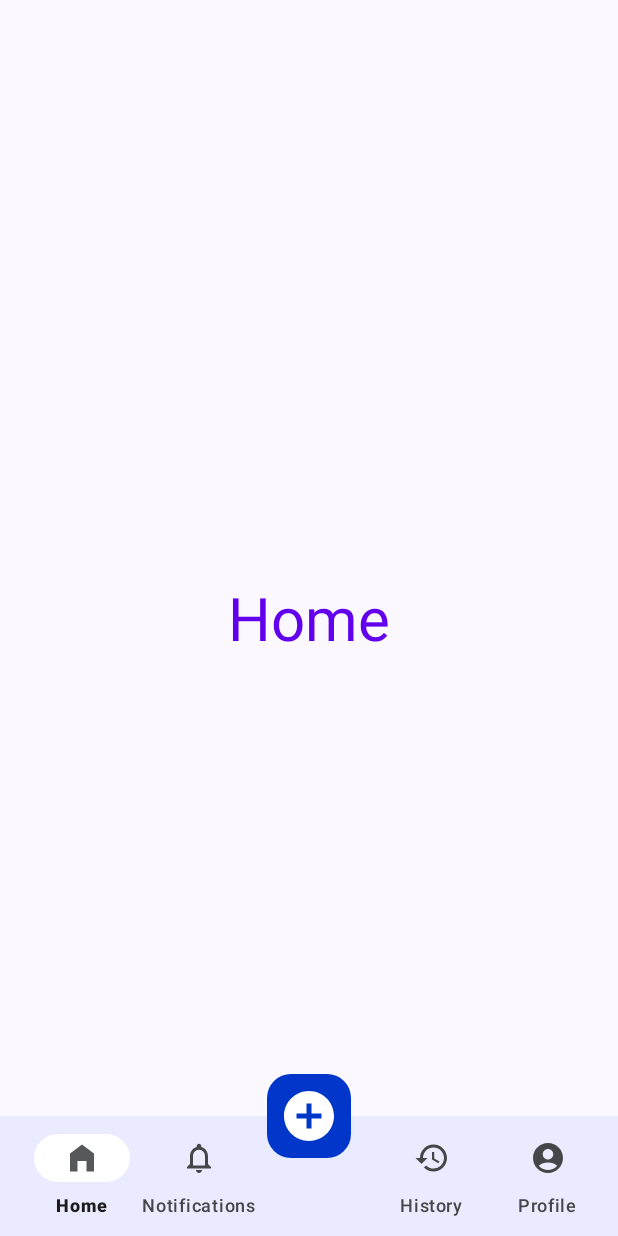
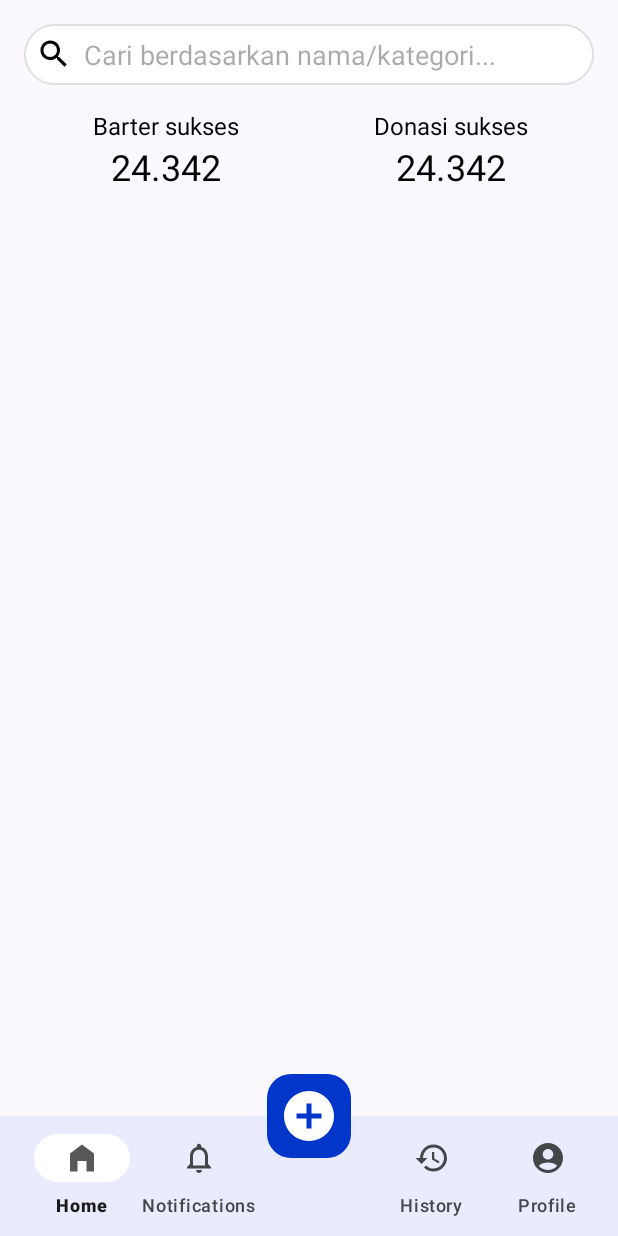
Before and after one commit to BagiBagiApp/bagibagiapp, an Android app: the HomeFragment screen opened directly, with no data from a screen before it, on a phone screen of 412 x 824 dp. Run offline under Robolectric (Android 15) with nearby library versions, the phone set to English and light mode, and no system bars; network calls fail; 6 statements that could not run were skipped.

Commit message:
plain home

```diff
--- a/bagibagi-frontend/app/build.gradle.kts
+++ b/bagibagi-frontend/app/build.gradle.kts
@@ -87,7 +87,8 @@ dependencies {
     implementation("androidx.lifecycle:lifecycle-viewmodel-ktx:2.8.1")
     implementation("androidx.lifecycle:lifecycle-livedata-ktx:2.8.1")
     implementation("androidx.activity:activity-ktx:1.9.0")
-    implementation("androidx.fragment:fragment-ktx:1.7.1")
+    implementation("androidx.fragment:fragment-ktx:1.3.6")
+    implementation("androidx.recyclerview:recyclerview:1.2.1")
 
     // Glide
     implementation("com.github.bumptech.glide:glide:5.0.0-rc01")
--- a/bagibagi-frontend/app/src/main/java/com/bagibagi/app/ui/BarterCardAdapter.kt
+++ b/bagibagi-frontend/app/src/main/java/com/bagibagi/app/ui/adapter/BarterCardAdapter.kt
@@ -1,4 +1,4 @@
-package com.bagibagi.app.ui
+package com.bagibagi.app.ui.adapter
 
 import android.view.LayoutInflater
 import android.view.View
--- a/bagibagi-frontend/app/src/main/java/com/bagibagi/app/ui/HomeFragment.kt
+++ b/bagibagi-frontend/app/src/main/java/com/bagibagi/app/ui/fragment/AddFragment.kt
@@ -1,4 +1,4 @@
-package com.bagibagi.app.ui
+package com.bagibagi.app.ui.fragment
 
 import android.os.Bundle
 import androidx.fragment.app.Fragment
@@ -6,14 +6,13 @@ import android.view.LayoutInflater
 import android.view.View
 import android.view.ViewGroup
 import com.bagibagi.app.R
-
-class HomeFragment : Fragment() {
+class AddFragment : Fragment() {
 
     override fun onCreateView(
         inflater: LayoutInflater, container: ViewGroup?,
         savedInstanceState: Bundle?
     ): View? {
         // Inflate the layout for this fragment
-        return inflater.inflate(R.layout.fragment_home, container, false)
+        return inflater.inflate(R.layout.fragment_add, container, false)
     }
 }
--- /dev/null
+++ b/bagibagi-frontend/app/src/main/java/com/bagibagi/app/ui/fragment/HomeFragment.kt
@@ -0,0 +1,62 @@
+package com.bagibagi.app.ui.fragment
+
+import android.os.Bundle
+import android.view.LayoutInflater
+import android.view.View
+import android.view.ViewGroup
+import androidx.fragment.app.Fragment
+import androidx.recyclerview.widget.LinearLayoutManager
+import androidx.recyclerview.widget.RecyclerView
+import com.bagibagi.app.R
+import com.bagibagi.app.ui.adapter.RecommendedItem
+import com.bagibagi.app.ui.adapter.RecommendedItemsAdapter
+class HomeFragment : Fragment() {
+
+    private lateinit var recommendedItemsRecyclerView: RecyclerView
+    private lateinit var donationItemsRecyclerView: RecyclerView
+
+    override fun onCreateView(
+        inflater: LayoutInflater, container: ViewGroup?,
+        savedInstanceState: Bundle?
+    ): View? {
+        // Inflate the layout for this fragment
+        val view = inflater.inflate(R.layout.fragment_home, container, false)
+
+        // Initialize RecyclerViews and BottomNavigationView
+        recommendedItemsRecyclerView = view.findViewById(R.id.recommended_items)
+        donationItemsRecyclerView = view.findViewById(R.id.donation_items)
+
+        // Setup RecyclerViews
+        setupRecyclerViews()
+
+        return view
+    }
+
+    private fun setupRecyclerViews() {
+        // Setup layout managers for RecyclerViews
+        recommendedItemsRecyclerView.layoutManager = LinearLayoutManager(context, LinearLayoutManager.HORIZONTAL, false)
+        donationItemsRecyclerView.layoutManager = LinearLayoutManager(context, LinearLayoutManager.HORIZONTAL, false)
+
+        // Set adapters for RecyclerViews (you need to implement these adapters)
+        recommendedItemsRecyclerView.adapter = RecommendedItemsAdapter(getRecommendedItems())
+        donationItemsRecyclerView.adapter = DonationItemsAdapter(getDonationItems())
+    }
+
+    // Dummy data functions (replace with real data fetching logic)
+    private fun getRecommendedItems(): List<RecommendedItem> {
+        // Replace with actual data fetching logic
+        return listOf(
+            RecommendedItem("Dr. Martens 1461 Blacksmooth", 1),
+            RecommendedItem("Dr. Martens 1461 Blacksmooth", 1),
+            RecommendedItem("Dr. Martens 1461 Blacksmooth", 1)
+        )
+    }
+
+    private fun getDonationItems(): List<DonationItem> {
+        // Replace with actual data fetching logic
+        return listOf(
+            DonationItem("Yayasan Cinta Kasih", "Depok, Jawa Barat"),
+            DonationItem("Yayasan Cinta Kasih", "Depok, Jawa Barat")
+        )
+    }
+}
--- a/bagibagi-frontend/app/src/main/java/com/bagibagi/app/ui/main/MainActivity.kt
+++ b/bagibagi-frontend/app/src/main/java/com/bagibagi/app/ui/main/MainActivity.kt
@@ -8,9 +8,9 @@ import androidx.fragment.app.FragmentManager
 import androidx.fragment.app.FragmentTransaction
 import com.bagibagi.app.R
 import com.bagibagi.app.databinding.ActivityMainBinding
-import com.bagibagi.app.ui.HistoryFragment
-import com.bagibagi.app.ui.HomeFragment
-import com.bagibagi.app.ui.NotificationsFragment
+import com.bagibagi.app.ui.fragment.HistoryFragment
+import com.bagibagi.app.ui.fragment.HomeFragment
+import com.bagibagi.app.ui.fragment.NotificationsFragment
 import com.bagibagi.app.ui.profile.ProfileFragment
 
 class MainActivity : AppCompatActivity()  {
--- /dev/null
+++ b/bagibagi-frontend/app/src/main/res/drawable/ic_search.xml
@@ -0,0 +1,5 @@
+<vector xmlns:android="http://schemas.android.com/apk/res/android" android:height="24dp" android:tint="#000000" android:viewportHeight="24" android:viewportWidth="24" android:width="24dp">
+
+    <path android:fillColor="@android:color/white" android:pathData="M15.5,14h-0.79l-0.28,-0.27C15.41,12.59 16,11.11 16,9.5 16,5.91 13.09,3 9.5,3S3,5.91 3,9.5 5.91,16 9.5,16c1.61,0 3.09,-0.59 4.23,-1.57l0.27,0.28v0.79l5,4.99L20.49,19l-4.99,-5zM9.5,14C7.01,14 5,11.99 5,9.5S7.01,5 9.5,5 14,7.01 14,9.5 11.99,14 9.5,14z"/>
+
+</vector>
--- /dev/null
+++ b/bagibagi-frontend/app/src/main/res/drawable/search_bar.xml
@@ -0,0 +1,8 @@
+<?xml version="1.0" encoding="utf-8"?>
+<shape xmlns:android="http://schemas.android.com/apk/res/android">
+    <solid android:color="#FFFFFF" />
+    <corners android:radius="20dp" />
+    <stroke
+        android:width="1dp"
+        android:color="#E0E0E0" />
+</shape>
--- a/bagibagi-frontend/app/src/main/res/layout/fragment_add.xml
+++ b/bagibagi-frontend/app/src/main/res/layout/fragment_add.xml
@@ -3,7 +3,7 @@
     xmlns:tools="http://schemas.android.com/tools"
     android:layout_width="match_parent"
     android:layout_height="match_parent"
-    tools:context=".ui.AddFragment">
+    tools:context=".ui.fragment.AddFragment">
 
     <!-- TODO: Update blank fragment layout -->
     <TextView
--- a/bagibagi-frontend/app/src/main/res/layout/fragment_history.xml
+++ b/bagibagi-frontend/app/src/main/res/layout/fragment_history.xml
@@ -4,7 +4,7 @@
     android:layout_width="match_parent"
     android:layout_height="match_parent"
     android:orientation="vertical"
-    tools:context=".ui.HistoryFragment">
+    tools:context=".ui.fragment.HistoryFragment">
 
     <TextView
         android:layout_width="match_parent"
--- a/bagibagi-frontend/app/src/main/res/layout/fragment_home.xml
+++ b/bagibagi-frontend/app/src/main/res/layout/fragment_home.xml
@@ -1,17 +1,111 @@
-<?xml version="1.0" encoding="utf-8"?>
-<FrameLayout xmlns:android="http://schemas.android.com/apk/res/android"
+<RelativeLayout xmlns:android="http://schemas.android.com/apk/res/android"
     xmlns:tools="http://schemas.android.com/tools"
     android:layout_width="match_parent"
     android:layout_height="match_parent"
-    tools:context=".ui.HomeFragment">
+    android:padding="16dp"
+    tools:context=".ui.fragment.HomeFragment">
 
-    <!-- TODO: Update blank fragment layout -->
-    <TextView
+    <!-- Search Bar -->
+    <EditText
+        android:id="@+id/search_bar"
         android:layout_width="match_parent"
-        android:layout_height="match_parent"
-        android:text="@string/Home"
+        android:layout_height="wrap_content"
+        android:hint="Cari berdasarkan nama/kategori..."
+        android:padding="8dp"
+        android:background="@drawable/search_bar"
+        android:drawableLeft="@drawable/ic_search"
+        android:drawablePadding="8dp" />
+
+    <!-- Barter and Donation Counters -->
+    <LinearLayout
+        android:layout_width="match_parent"
+        android:layout_height="wrap_content"
+        android:layout_below="@id/search_bar"
+        android:layout_marginTop="16dp"
+        android:orientation="horizontal"
         android:gravity="center"
-        android:textColor="@color/design_default_color_primary"
-        android:textSize="40sp" />
+        android:weightSum="2">
 
-</FrameLayout>
+        <LinearLayout
+            android:layout_width="0dp"
+            android:layout_height="wrap_content"
+            android:layout_weight="1"
+            android:orientation="vertical"
+            android:gravity="center">
+
+            <TextView
+                android:layout_width="wrap_content"
+                android:layout_height="wrap_content"
+                android:text="Barter sukses"
+                android:textSize="16sp"
+                android:textColor="#000" />
+
+            <TextView
+                android:layout_width="wrap_content"
+                android:layout_height="wrap_content"
+                android:text="24.342"
+                android:textSize="24sp"
+                android:textColor="#000" />
+        </LinearLayout>
+
+        <LinearLayout
+            android:layout_width="0dp"
+            android:layout_height="wrap_content"
+            android:layout_weight="1"
+            android:orientation="vertical"
+            android:gravity="center">
+
+            <TextView
+                android:layout_width="wrap_content"
+                android:layout_height="wrap_content"
+                android:text="Donasi sukses"
+                android:textSize="16sp"
+                android:textColor="#000" />
+
+            <TextView
+                android:layout_width="wrap_content"
+                android:layout_height="wrap_content"
+                android:text="24.342"
+                android:textSize="24sp"
+                android:textColor="#000" />
+        </LinearLayout>
+    </LinearLayout>
+
+<!--    &lt;!&ndash; Recommended Items &ndash;&gt;-->
+<!--    <TextView-->
+<!--        android:layout_width="wrap_content"-->
+<!--        android:layout_height="wrap_content"-->
+<!--        android:layout_below="@id/barter_and_donation_counters"-->
+<!--        android:layout_marginTop="16dp"-->
+<!--        android:text="Rekomendasi barang cuma buat kamu!"-->
+<!--        android:textSize="18sp"-->
+<!--        android:textColor="#000" />-->
+
+<!--    <RecyclerView-->
+<!--        android:id="@+id/recommended_items"-->
+<!--        android:layout_width="match_parent"-->
+<!--        android:layout_height="wrap_content"-->
+<!--        android:layout_below="@id/recommendation_title"-->
+<!--        android:layout_marginTop="8dp"-->
+<!--        android:orientation="horizontal"-->
+<!--        tools:listitem="@layout/item_recommendation" />-->
+
+<!--    &lt;!&ndash; Donation Section &ndash;&gt;-->
+<!--    <TextView-->
+<!--        android:layout_width="wrap_content"-->
+<!--        android:layout_height="wrap_content"-->
+<!--        android:layout_below="@id/recommended_items"-->
+<!--        android:layout_marginTop="16dp"-->
+<!--        android:text="Saling berbagi dengan donasi"-->
+<!--        android:textSize="18sp"-->
+<!--        android:textColor="#000" />-->
+
+<!--    <RecyclerView-->
+<!--        android:id="@+id/donation_items"-->
+<!--        android:layout_width="match_parent"-->
+<!--        android:layout_height="wrap_content"-->
+<!--        android:layout_below="@id/donation_section_title"-->
+<!--        android:layout_marginTop="8dp"-->
+<!--        tools:listitem="@layout/item_donation" />-->
+
+</RelativeLayout>
--- a/bagibagi-frontend/app/src/main/res/layout/fragment_notifications.xml
+++ b/bagibagi-frontend/app/src/main/res/layout/fragment_notifications.xml
@@ -5,7 +5,7 @@
     android:layout_width="match_parent"
     android:layout_height="match_parent"
     android:orientation="vertical"
-    tools:context=".ui.NotificationsFragment">
+    tools:context=".ui.fragment.NotificationsFragment">
 
     <TextView
         android:layout_width="match_parent"
--- a/bagibagi-frontend/app/src/main/res/values/themes.xml
+++ b/bagibagi-frontend/app/src/main/res/values/themes.xml
@@ -52,4 +52,8 @@
     </style>
 
     <style name="Theme.NavigationAndBottom" parent="AppTheme" />
+    <style name="RoundedSearchView" parent="">
+        <item name="cornerFamily">rounded</item>
+        <item name="cornerSize">24dp</item>
+    </style>
 </resources>
```
Also changed, not shown: bagibagi-frontend/app/src/main/java/com/bagibagi/app/ui/AddFragment.kt (deleted, +0 -18 lines), bagibagi-frontend/app/src/main/java/com/bagibagi/app/ui/adapter/DonationsItemAdapter.kt (added, +31 -0 lines), bagibagi-frontend/app/src/main/java/com/bagibagi/app/ui/adapter/RecommendedItemsAdapter.kt (added, +33 -0 lines), bagibagi-frontend/app/src/main/java/com/bagibagi/app/ui/fragment/HistoryFragment.kt (renamed from bagibagi-frontend/app/src/main/java/com/bagibagi/app/ui/NotificationsFragment.kt, +3 -5 lines), bagibagi-frontend/app/src/main/java/com/bagibagi/app/ui/fragment/NotificationsFragment.kt (renamed from bagibagi-frontend/app/src/main/java/com/bagibagi/app/ui/HistoryFragment.kt, +5 -3 lines), bagibagi-frontend/app/src/main/res/layout/item_donation.xml (added, +31 -0 lines), bagibagi-frontend/app/src/main/res/layout/item_recommendation.xml (added, +30 -0 lines).
